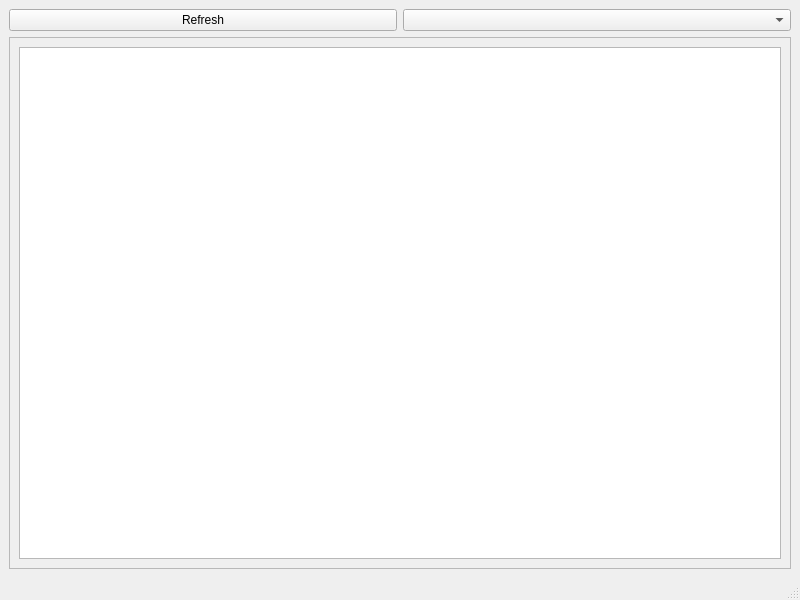
First picture: the form in main.ui, repository radams15/QuizMaster, before the edit.
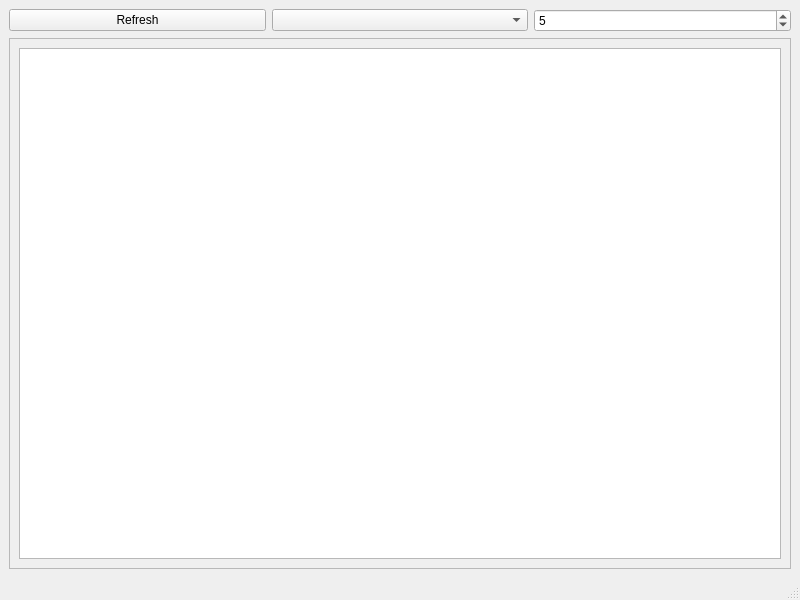
Second picture: the form after the edit.

```diff
--- a/main.ui
+++ b/main.ui
@@ -27,6 +27,13 @@
       <item>
        <widget class="QComboBox" name="comboBox"/>
       </item>
+      <item>
+       <widget class="QSpinBox" name="spinBox">
+        <property name="value">
+         <number>5</number>
+        </property>
+       </widget>
+      </item>
      </layout>
     </item>
     <item>
```
